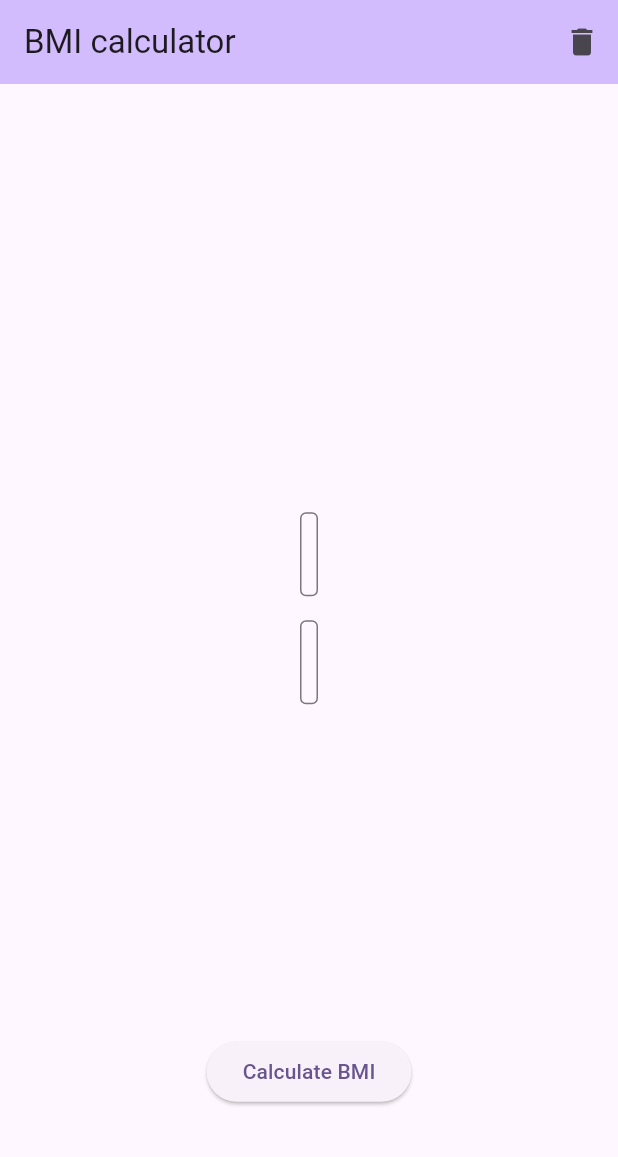
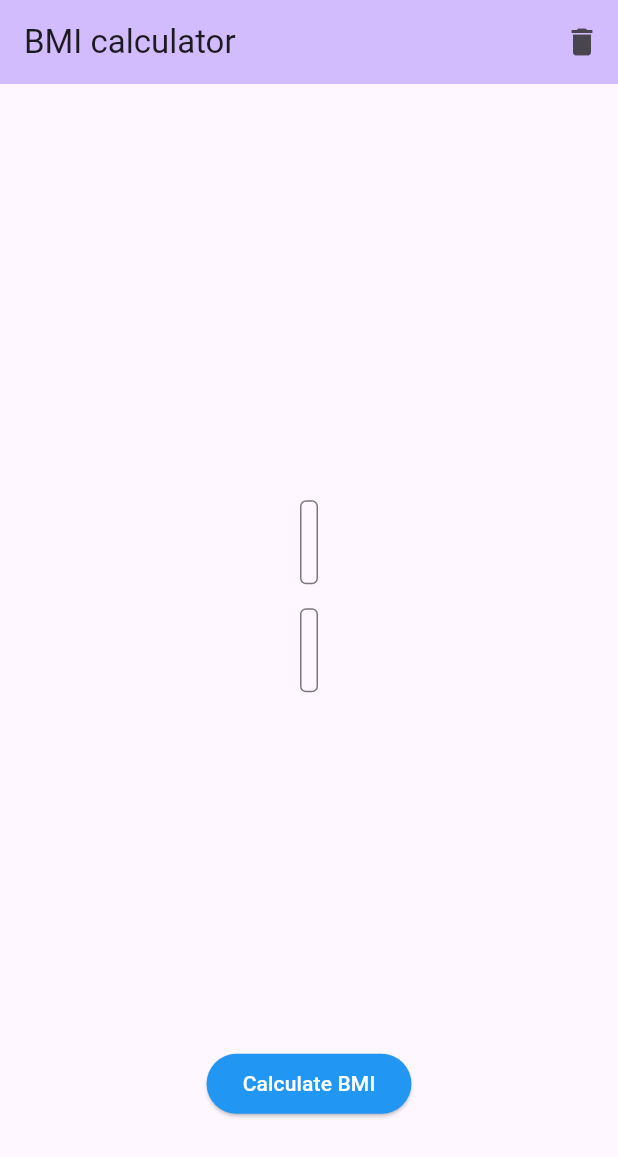
Before and after one commit to Ratib05/bmi_calculator, a Flutter app: the screen it shows after launch, after a tap on "Calculate BMI", after a tap on the "delete" icon, on a phone screen of 412 x 824 dp. Shown: the top 1157 px of the screen. Run offline on Flutter 3.47's test engine with Material 3 defaults, Android fonts, the phone set to English and light mode, and no system bars.

Commit message:
Added comments, made some layout changes and changed the colour of the 'calculate BMI' button

```diff
--- a/lib/main.dart
+++ b/lib/main.dart
@@ -1,22 +1,28 @@
 import 'package:flutter/material.dart';
 
+// entry point of the app
 void main() {
   runApp(const MyApp());
 }
 
+// This widget is the root of your application.
+// set up gloabl config for the whole app
 class MyApp extends StatelessWidget {
   const MyApp({super.key});
 
-  // This widget is the root of your application.
   @override
   Widget build(BuildContext context) {
     return MaterialApp(
       title: 'BMI calculator',
-      debugShowCheckedModeBanner: false,
+
+      debugShowCheckedModeBanner:
+          false, // Hides debug banner that is in the top-right corner
+
       theme: ThemeData(
         // This is the theme of your application.
         colorScheme: ColorScheme.fromSeed(seedColor: Colors.deepPurple),
       ),
+
       home: MyHomePage(title: 'BMI calculator'),
     );
   }
@@ -29,24 +35,33 @@ class MyHomePage extends StatefulWidget {
   // that it has a State object (defined below) that contains fields that affect
   // how it looks.
 
+  // the title is passed to the appbar
   final String title;
 
   @override
   State<MyHomePage> createState() => _MyHomePageState();
 }
 
+// this class holds the mutable (changeable) state
 class _MyHomePageState extends State<MyHomePage> {
+  // controllers are used to access the contents of textfields
   final TextEditingController _heightController = TextEditingController();
   final TextEditingController _weightController = TextEditingController();
+
+  // this variable holds the output BMI string with the value and category
   String _bmiResult = '';
 
+  // This method calculates the BMI and returns a string with the value and category
   String calculateBMI() {
+    // convert the user input in the text fields into integers
     int height = int.tryParse(_heightController.text) ?? 0;
     int weight = int.tryParse(_weightController.text) ?? 0;
 
+    // calculate the BMI weight / (height)^2
     double bmi = weight / ((height / 100) * (height / 100));
     String result;
 
+    // classify the BMI
     if (bmi < 18.5) {
       result = "Underweight";
     } else if (bmi < 25) {
@@ -56,9 +71,12 @@ class _MyHomePageState extends State<MyHomePage> {
     } else {
       result = "Obese";
     }
+
+    // Return both the BMI number and its category
     return "BMI = ${bmi.toStringAsFixed(1)} ($result)";
   }
 
+  // UI is built here
   @override
   Widget build(BuildContext context) {
     return Scaffold(
@@ -68,6 +86,7 @@ class _MyHomePageState extends State<MyHomePage> {
         // the App.build method, and use it to set our appbar title.
         title: Text(widget.title),
 
+        // this button clears input and output
         actions: [
           IconButton(
             onPressed: () {
@@ -77,50 +96,81 @@ class _MyHomePageState extends State<MyHomePage> {
                 _bmiResult = "";
               });
             },
-            icon: Icon(Icons.delete),
+            icon: Icon(Icons.delete), // trash icon
           ),
         ],
       ),
+
+      // main content area of the app
       body: Center(
         // Center is a layout widget. It takes a single child and positions it
         // in the middle of the parent.
         child: Column(
           mainAxisAlignment: MainAxisAlignment.center,
+
           children: [
+            // adds space around the inner column
             Padding(
               padding: EdgeInsets.all(200),
+
               child: Column(
                 mainAxisAlignment: MainAxisAlignment.center,
+
                 children: [
+                  // user input area
                   TextField(
                     controller: _heightController,
+
                     decoration: InputDecoration(
-                      labelText: "Enter height in cm",
-                      border: OutlineInputBorder(),
+                      labelText: "Enter height in cm", // hint text
+                      border:
+                          OutlineInputBorder(), // border around the user input area, makes it easier to see
                     ),
                   ),
+
+                  // creates vertical space between the two text fields
                   const SizedBox(height: 16),
+
                   TextField(
                     controller: _weightController,
+
                     decoration: InputDecoration(
-                      labelText: "Enter weight in KG",
-                      border: OutlineInputBorder(),
+                      labelText: "Enter weight in KG", // hint text
+                      border:
+                          OutlineInputBorder(), // border around the user input area, makes it easier to see
                     ),
                   ),
+
+                  // creates vertical space between the text field and the result text
+                  const SizedBox(height: 16),
+
                   Text(_bmiResult),
                 ],
               ),
             ),
+
+            // button used to trigger BMI calculation
             ElevatedButton(
+              // when pressed -
               onPressed: () {
                 setState(() {
-                  _bmiResult = calculateBMI();
+                  _bmiResult =
+                      calculateBMI(); // - trigger the function and update the UI
                 });
               },
+
+              style: ElevatedButton.styleFrom(
+                backgroundColor:
+                    Colors.blue, // make the background of the button blue
+                foregroundColor:
+                    Colors.white, // make the text of the button white
+              ),
+
               child: const Text("Calculate BMI"),
             ),
           ],
         ),
+
         // This trailing comma makes auto-formatting nicer for build methods.
       ),
     );
```
